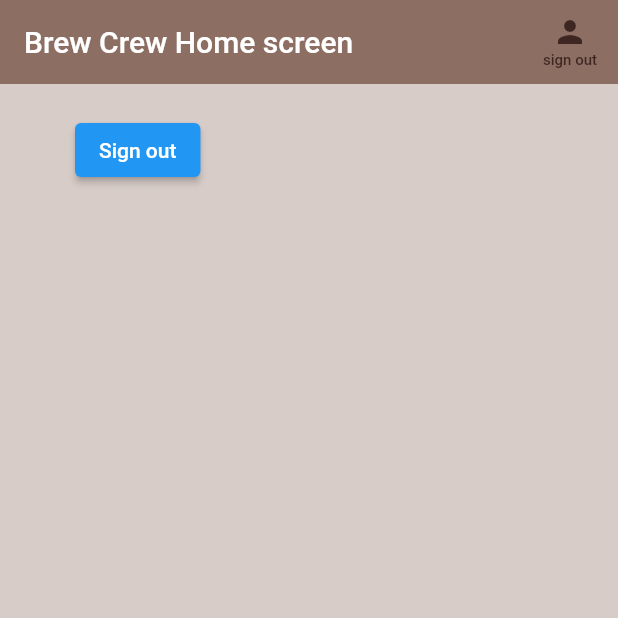
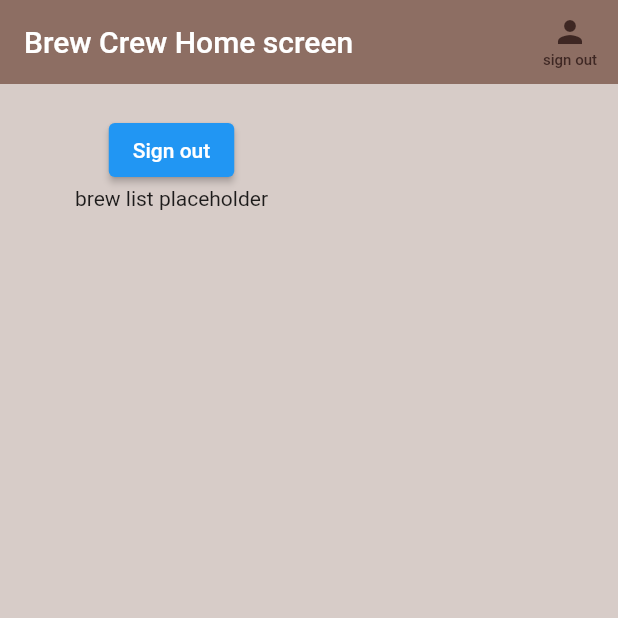
Before and after one commit to jianhui-ben/firebase-flutter-brew-crew-app, a Flutter app: the screen it shows once a user with an empty profile is signed in, after a tap on "Sign out", on a phone screen of 412 x 824 dp, the top half of it. Run offline on Flutter 3.47's test engine with Material 2 defaults, Android fonts, the phone set to English and light mode, and no system bars; our stand-ins replace cloud_firestore, firebase_auth, firebase_core, flutter_spinkit; accounts and stored records are empty; network calls fail.

Commit message:
add custom brew POJO class for brew stream representation

```diff
--- /dev/null
+++ b/lib/models/brew.dart
@@ -0,0 +1,18 @@
+class Brew {
+
+  final String name;
+  final int strength;
+  final String sugars;
+
+  Brew({required this.name, required this.strength, required this.sugars});
+
+  @override
+  String toString() {
+    return "name: $name, strength: $strength, sugars: $sugars";
+  }
+
+  Brew? updateBrewData() {
+
+  }
+
+}
--- a/lib/screens/authenticate/sign_in.dart
+++ b/lib/screens/authenticate/sign_in.dart
@@ -184,6 +184,7 @@ class _SignInState extends State<SignIn> {
                       onPressed: () async {
                         setState(() {loading = true;});
                         await signInAnonymously();
+                        if (!mounted) return;
                         setState(() {loading = false;});
                       },
                     ),
--- /dev/null
+++ b/lib/screens/home/brewList.dart
@@ -0,0 +1,30 @@
+import 'package:cloud_firestore/cloud_firestore.dart';
+import 'package:flutter/material.dart';
+import 'package:provider/provider.dart';
+
+import '../../models/brew.dart';
+
+class BrewList extends StatefulWidget {
+  const BrewList({super.key});
+
+
+  @override
+  State<BrewList> createState() => _BrewListState();
+}
+
+class _BrewListState extends State<BrewList> {
+
+  @override
+  Widget build(BuildContext context) {
+
+    //check the brew stream
+    final brewStream = Provider.of<List<Brew?>?>(context)!;
+    for (Brew? brewData in brewStream!) {
+      print(brewData);
+    }
+
+    // for ()brewStreamSnapshot.docs
+
+    return SafeArea(child: Text("brew list placeholder"));
+  }
+}
--- a/lib/screens/home/home.dart
+++ b/lib/screens/home/home.dart
@@ -1,5 +1,9 @@
+import 'package:cloud_firestore/cloud_firestore.dart';
+import 'package:firebase_flutter_brew_crew_app/screens/home/brewList.dart';
+import 'package:firebase_flutter_brew_crew_app/services/database.dart';
 import 'package:flutter/material.dart';
-
+import 'package:provider/provider.dart';
+import '../../models/brew.dart';
 import '../../services/auth.dart';
 
 class Home extends StatelessWidget {
@@ -10,7 +14,10 @@ class Home extends StatelessWidget {
 
   @override
   Widget build(BuildContext context) {
-    return Scaffold(
+    return StreamProvider<List<Brew?>?>.value(
+      value: DatabaseService().brew,
+      initialData: null,
+      child: Scaffold(
         backgroundColor: Colors.brown[100],
         appBar: AppBar(
           backgroundColor: Colors.brown[400],
@@ -38,12 +45,18 @@ class Home extends StatelessWidget {
         ),
         body: Container(
           padding: EdgeInsets.symmetric(vertical: 20, horizontal: 50),
-        child: ElevatedButton(
+          child: Column(
+            children: [
+              ElevatedButton(
                 child: Text("Sign out"),
                 onPressed: () async {
                   await _auth.signOut();
                 },
               ),
+              BrewList()
+            ],
+          ),
+        ),
       ),
     );
   }
--- a/lib/screens/wrapper.dart
+++ b/lib/screens/wrapper.dart
@@ -13,7 +13,6 @@ class Wrapper extends StatelessWidget {
 
     //check the brewUser stream
     final userCredential = Provider.of<BrewUser?>(context);
-    // print(userCredential);
 
     //return either Home or Authenticate widget
     if (userCredential == null) {
--- a/lib/services/auth.dart
+++ b/lib/services/auth.dart
@@ -6,6 +6,7 @@ import 'package:firebase_flutter_brew_crew_app/models/user.dart';
 class AuthService {
 
   final FirebaseAuth _auth = FirebaseAuth.instance;
+
   // sign in anon
   Future signInAnon() async {
     try {
--- a/lib/services/database.dart
+++ b/lib/services/database.dart
@@ -1,9 +1,11 @@
 import 'package:cloud_firestore/cloud_firestore.dart';
+
+import '../models/brew.dart';
 
 class DatabaseService {
 
-  String uid;
-  DatabaseService({ required this.uid });
+  String? uid;
+  DatabaseService({ this.uid });
 
   // collection reference
   final brewCollection = FirebaseFirestore.instance.collection('brews');
@@ -22,4 +24,26 @@ class DatabaseService {
         .onError((e, _) => print("Error writing document: $e"));
   }
 
+  // create another stream of brew to update the brewData for a user
+  Stream<List<Brew?>?>? get brew {
+    return convertQuerySnapshotToBrew();
+    // return brewCollection.snapshots();
+  }
+
+  Stream<List<Brew?>?>? convertQuerySnapshotToBrew() {
+    return brewCollection.snapshots().map((querySnapshot) {
+      // Use the querySnapshot to create a list of YourCustomObject
+      List<Brew> brewStream = [];
+
+      for (QueryDocumentSnapshot<Map<String, dynamic>> document
+          in querySnapshot.docs) {
+        // Convert data from the document to Brew
+        brewStream.add(Brew(
+            name: document["name"],
+            strength: document["strength"],
+            sugars: document["sugars"]));
+      }
+      return brewStream;
+    });
+  }
 }
```
Lines whose indentation alone changed are shown as unchanged.
